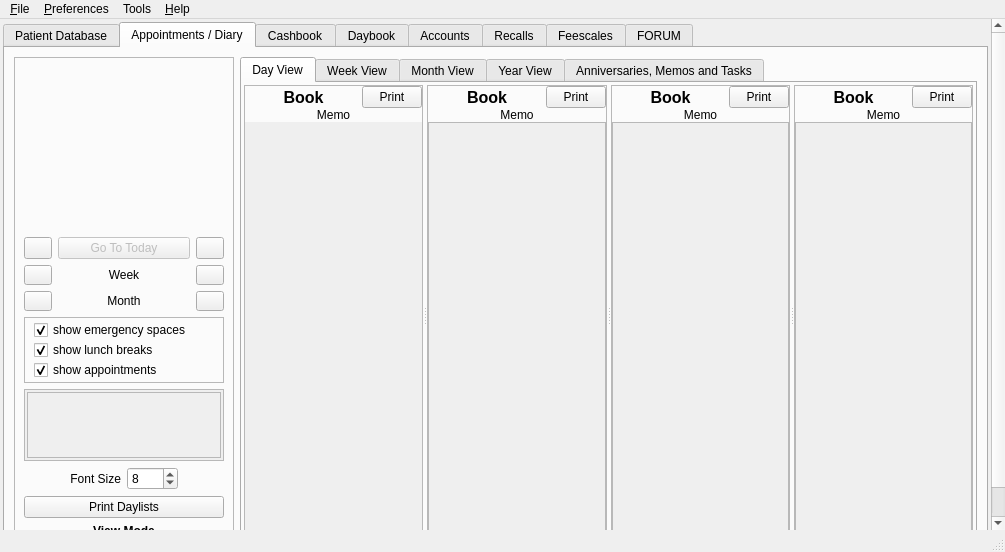
Before: the Qt Designer form src/openmolar/qt-designer/main.ui in rowinggolfer/openmolar1, drawn with Qt 5.
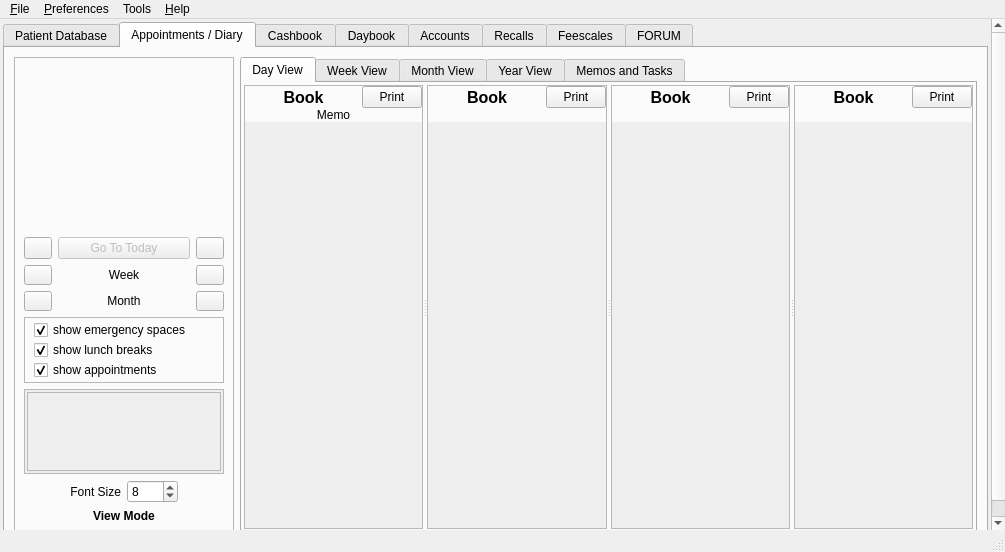
After: the same form once the commit is applied. Icons and pictures are not drawn.

What changed in the file:
```diff
--- a/src/openmolar/qt-designer/main.ui
+++ b/src/openmolar/qt-designer/main.ui
@@ -63,7 +63,7 @@
          <x>0</x>
          <y>0</y>
          <width>989</width>
-         <height>560</height>
+         <height>526</height>
         </rect>
        </property>
        <layout class="QHBoxLayout" name="horizontalLayout_7">
@@ -3924,23 +3924,6 @@
                 </widget>
                </item>
                <item row="7" column="0" colspan="4">
-                <widget class="QPushButton" name="printDaylists_pushButton">
-                 <property name="maximumSize">
-                  <size>
-                   <width>16777215</width>
-                   <height>16777215</height>
-                  </size>
-                 </property>
-                 <property name="text">
-                  <string>Print Daylists</string>
-                 </property>
-                 <property name="icon">
-                  <iconset resource="../resources/resources.qrc">
-                   <normaloff>:/ps.png</normaloff>:/ps.png</iconset>
-                 </property>
-                </widget>
-               </item>
-               <item row="8" column="0" colspan="4">
                 <widget class="QLabel" name="aptOVmode_label">
                  <property name="font">
                   <font>
@@ -4046,7 +4029,7 @@
                        <enum>QFrame::NoFrame</enum>
                       </property>
                       <property name="frameShadow">
-                       <enum>QFrame::Plain</enum>
+                       <enum>QFrame::Sunken</enum>
                       </property>
                       <property name="widgetResizable">
                        <bool>true</bool>
@@ -4056,8 +4039,8 @@
                         <rect>
                          <x>0</x>
                          <y>0</y>
-                         <width>163</width>
-                         <height>430</height>
+                         <width>174</width>
+                         <height>396</height>
                         </rect>
                        </property>
                        <layout class="QVBoxLayout" name="_2"/>
@@ -4138,6 +4121,9 @@
                     </item>
                     <item row="2" column="0" colspan="2">
                      <widget class="QScrollArea" name="appt2scrollArea">
+                      <property name="frameShape">
+                       <enum>QFrame::NoFrame</enum>
+                      </property>
                       <property name="widgetResizable">
                        <bool>true</bool>
                       </property>
@@ -4147,7 +4133,7 @@
                          <x>0</x>
                          <y>0</y>
                          <width>173</width>
-                         <height>426</height>
+                         <height>398</height>
                         </rect>
                        </property>
                       </widget>
@@ -4156,7 +4142,7 @@
                     <item row="1" column="0" colspan="2">
                      <widget class="QLabel" name="book2memo_label">
                       <property name="text">
-                       <string>Memo</string>
+                       <string/>
                       </property>
                       <property name="alignment">
                        <set>Qt::AlignCenter</set>
@@ -4227,6 +4213,9 @@
                     </item>
                     <item row="2" column="0" colspan="2">
                      <widget class="QScrollArea" name="appt3scrollArea">
+                      <property name="frameShape">
+                       <enum>QFrame::NoFrame</enum>
+                      </property>
                       <property name="widgetResizable">
                        <bool>true</bool>
                       </property>
@@ -4235,8 +4224,8 @@
                         <rect>
                          <x>0</x>
                          <y>0</y>
-                         <width>173</width>
-                         <height>426</height>
+                         <width>174</width>
+                         <height>398</height>
                         </rect>
                        </property>
                        <layout class="QVBoxLayout" name="_3"/>
@@ -4246,7 +4235,7 @@
                     <item row="1" column="0" colspan="2">
                      <widget class="QLabel" name="book3memo_label">
                       <property name="text">
-                       <string>Memo</string>
+                       <string/>
                       </property>
                       <property name="alignment">
                        <set>Qt::AlignCenter</set>
@@ -4271,6 +4260,9 @@
                     </property>
                     <item row="2" column="0" colspan="2">
                      <widget class="QScrollArea" name="appt4scrollArea">
+                      <property name="frameShape">
+                       <enum>QFrame::NoFrame</enum>
+                      </property>
                       <property name="widgetResizable">
                        <bool>true</bool>
                       </property>
@@ -4280,7 +4272,7 @@
                          <x>0</x>
                          <y>0</y>
                          <width>173</width>
-                         <height>426</height>
+                         <height>398</height>
                         </rect>
                        </property>
                        <layout class="QVBoxLayout" name="_4"/>
@@ -4336,7 +4328,7 @@
                     <item row="1" column="0" colspan="2">
                      <widget class="QLabel" name="book4memo_label">
                       <property name="text">
-                       <string>Memo</string>
+                       <string/>
                       </property>
                       <property name="alignment">
                        <set>Qt::AlignCenter</set>
@@ -4596,7 +4588,7 @@
               </widget>
               <widget class="QWidget" name="tab_27">
                <attribute name="title">
-                <string>Anniversaries, Memos and Tasks</string>
+                <string>Memos and Tasks</string>
                </attribute>
               </widget>
              </widget>
```
Left out of the diff: 21 changed lines with no effect on the pictures.
